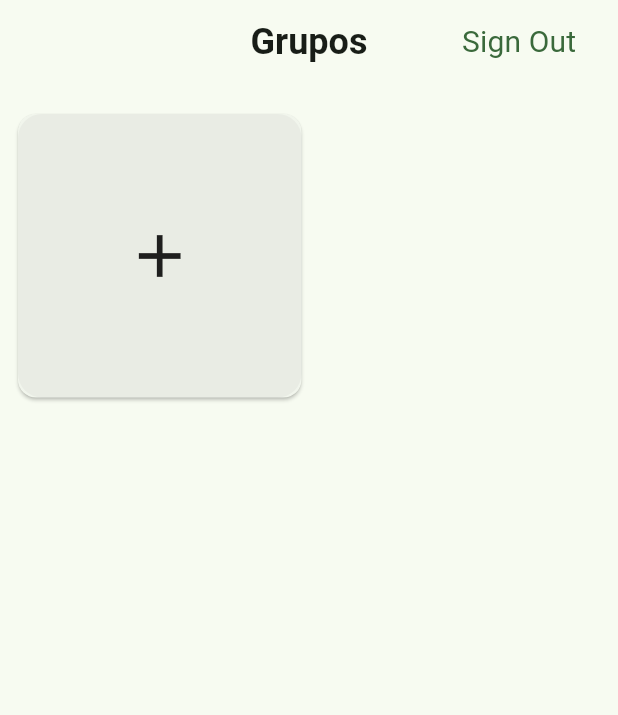
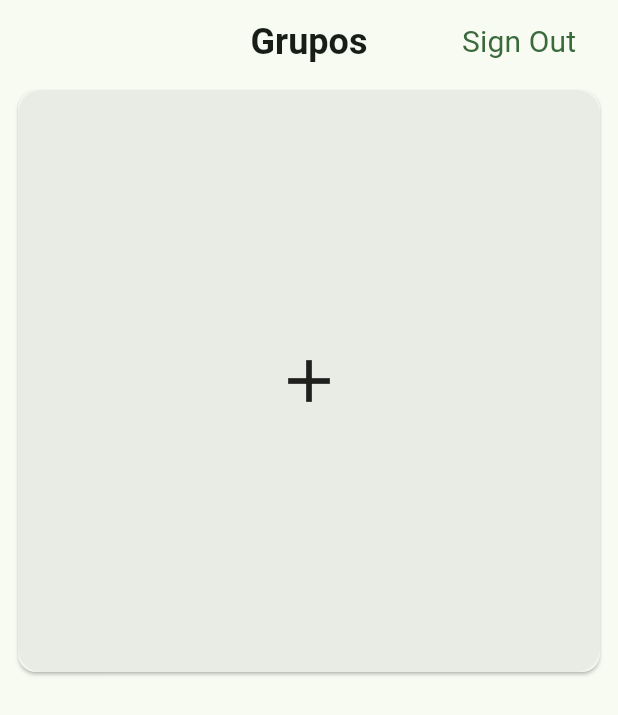
Before and after one commit to Felcks/team_draw, a Flutter app: the screen it shows once a user with an empty profile is signed in, on a phone screen of 412 x 824 dp. Shown: the top 715 px of the screen. Run offline on Flutter 3.47's test engine with Material 2 defaults, Android fonts, the light colour scheme and no system bars; our stand-ins replace cloud_firestore, firebase_auth, firebase_core, freezed_annotation, google_sign_in; missing offline and left inert: day_night_time_picker; accounts and stored records are empty; network calls fail; project files that could hold a hidden picture were left out.

Commit message:
WindowSizeClass - created

```diff
--- /dev/null
+++ b/lib/modules/core/window_size_class.dart
@@ -0,0 +1,31 @@
+import 'package:flutter/widgets.dart';
+
+enum WindowSizeClass {
+  COMPACT,
+  MEDIUM,
+  EXPANDED
+}
+
+WindowSizeClass getWidthWindowSizeClass(BuildContext context) {
+  double width = MediaQuery.of(context).size.width;
+
+  if(width < 600) {
+    return WindowSizeClass.COMPACT;
+  } else if (width < 840) {
+    return WindowSizeClass.MEDIUM;
+  }
+
+  return WindowSizeClass.EXPANDED;
+}
+
+WindowSizeClass getHeightWindowSizeClass(BuildContext context) {
+  double height = MediaQuery.of(context).size.height;
+
+  if(height < 480) {
+    return WindowSizeClass.COMPACT;
+  } else if (height < 900) {
+    return WindowSizeClass.MEDIUM;
+  }
+
+  return WindowSizeClass.EXPANDED;
+}
--- a/lib/modules/group/presentation/group_list/group_list_page.dart
+++ b/lib/modules/group/presentation/group_list/group_list_page.dart
@@ -1,6 +1,7 @@
 import 'package:firebase_auth/firebase_auth.dart';
 import 'package:flutter/material.dart';
 import 'package:team_randomizer/main.dart';
+import 'package:team_randomizer/modules/core/window_size_class.dart';
 import 'package:team_randomizer/modules/group/presentation/group_creation/group_creation.dart';
 import 'package:team_randomizer/modules/group/presentation/group_home/group_home_page.dart';
 import 'package:team_randomizer/modules/group/presentation/group_list/group_widget.dart';
@@ -20,7 +21,7 @@ class _GroupListPageState extends State<GroupListPage> {
   List<Group> _groups = List.empty(growable: true);
 
   GroupRepositoryImpl repositoryImpl = GroupRepositoryImpl();
-  UserRepository _userRepository = UserRepositoryImpl();
+  final UserRepository _userRepository = UserRepositoryImpl();
 
   Function() _groupListUnregister = () {};
 
@@ -66,19 +67,19 @@ class _GroupListPageState extends State<GroupListPage> {
               maintainAnimation: true,
               maintainState: true,
               child: TextButton(
-                child: Text(
+                child: const Text(
                   "Sign Out",
                   style: TextStyle(fontWeight: FontWeight.normal, fontSize: 20),
                 ),
                 onPressed: () {},
               ),
             ),
-            Text(
+            const Text(
               "Grupos",
               style: TextStyle(fontSize: 24, fontWeight: FontWeight.bold),
             ),
             TextButton(
-              child: Text(
+              child: const Text(
                 "Sign Out",
                 style: TextStyle(fontWeight: FontWeight.normal, fontSize: 20),
               ),
@@ -91,13 +92,10 @@ class _GroupListPageState extends State<GroupListPage> {
         ),
       ),
       body: Padding(
-        padding: EdgeInsets.symmetric(horizontal: 8),
+        padding: const EdgeInsets.symmetric(horizontal: 8),
         child: Column(
           mainAxisAlignment: MainAxisAlignment.start,
           children: [
-            SizedBox(
-              height: 16,
-            ),
             Expanded(
               flex: 10,
               child: _groupList(),
@@ -108,10 +106,20 @@ class _GroupListPageState extends State<GroupListPage> {
     );
   }
 
+
+
   Widget _groupList() {
+    WindowSizeClass widthSizeClass = getWidthWindowSizeClass(context);
+    int rows = 1;
+    if(widthSizeClass == WindowSizeClass.MEDIUM) {
+      rows = 2;
+    } else if(widthSizeClass == WindowSizeClass.EXPANDED) {
+      rows = 3;
+    }
+
     return GridView.builder(
       gridDelegate: SliverGridDelegateWithFixedCrossAxisCount(
-        crossAxisCount: 2,
+        crossAxisCount: rows,
         crossAxisSpacing: 2,
         mainAxisSpacing: 4,
       ),
@@ -143,7 +151,7 @@ class _GroupListPageState extends State<GroupListPage> {
       onTap: () {
         Navigator.of(context).push(
           MaterialPageRoute(
-            builder: (context) => GroupCreation(),
+            builder: (context) => const GroupCreation(),
           ),
         );
       },
@@ -152,11 +160,11 @@ class _GroupListPageState extends State<GroupListPage> {
           children: [
             Container(
               decoration: BoxDecoration(
-                borderRadius: new BorderRadius.circular(16.0),
+                borderRadius: BorderRadius.circular(16.0),
                 shape: BoxShape.rectangle,
                 color: Colors.grey.withOpacity(0.1),
               ),
-              child: Center(
+              child: const Center(
                 child: Icon(
                   Icons.add,
                   size: 48,
--- a/lib/modules/home/presentation/home_page.dart
+++ b/lib/modules/home/presentation/home_page.dart
@@ -11,7 +11,7 @@ class HomePage extends StatefulWidget {
 class _HomePageState extends State<HomePage> {
   @override
   Widget build(BuildContext context) {
-    return Scaffold(
+    return const Scaffold(
       body:  LoginVerificationPage(),
     );
   }
```
Also changed, not shown: lib/modules/group/presentation/group_list/group_widget.dart (+12 -12 lines), pubspec.lock, 1 other file.
